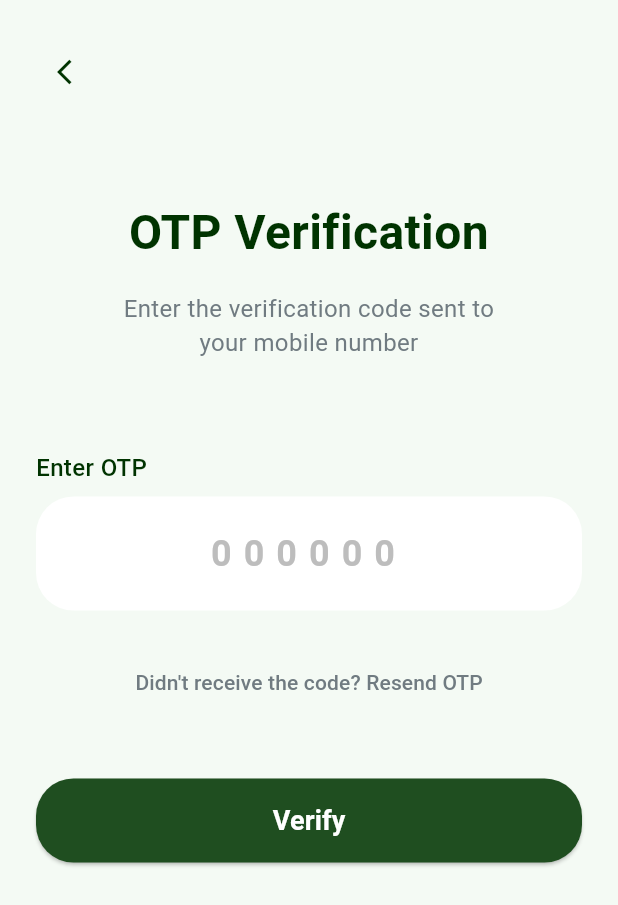
After one commit to SDGP-CS-09/BLOOM-APP, a Flutter app: the OTPVerificationScreen screen opened directly, on a phone screen of 412 x 824 dp. The commit adds this screen. Shown: the top 905 px of the screen. Run offline on Flutter 3.47's test engine with Material 3 defaults, Android fonts, the light colour scheme and no system bars; our stand-ins replace firebase_core, firebase_database, geolocator, image_picker, permission_handler, supabase_flutter and 1 more; accounts and stored records are empty.

Commit message:
Updated with OTP verifications

```diff
--- /dev/null
+++ b/bloom2/bloomiot/lib/auth/otp_verification.dart
@@ -0,0 +1,205 @@
+import 'package:flutter/material.dart';
+
+class OTPVerificationScreen extends StatefulWidget {
+  const OTPVerificationScreen({super.key});
+
+  @override
+  _OTPVerificationScreenState createState() => _OTPVerificationScreenState();
+}
+
+class _OTPVerificationScreenState extends State<OTPVerificationScreen> {
+  final _formKey = GlobalKey<FormState>();
+  final _otpController = TextEditingController();
+  bool _isLoading = false;
+
+  Future<void> _verifyOTP() async {
+    if (_formKey.currentState!.validate()) {
+      if (!mounted) return;
+      setState(() => _isLoading = true);
+
+      // TODO: Add your external API call here
+      // Example: await yourApiService.verifyOTP(_otpController.text.trim());
+
+      // Simulate API call delay
+      await Future.delayed(const Duration(seconds: 2));
+
+      if (!mounted) return;
+      setState(() => _isLoading = false);
+
+      // TODO: Handle API response and navigation
+      // If successful, navigate to home screen
+      // If error, show error message
+    }
+  }
+
+  Future<void> _resendOTP() async {
+    // TODO: Add your external API call to resend OTP
+    // Example: await yourApiService.resendOTP();
+
+    if (!mounted) return;
+    ScaffoldMessenger.of(context).showSnackBar(
+      const SnackBar(content: Text('OTP resent successfully')),
+    );
+  }
+
+  @override
+  Widget build(BuildContext context) {
+    return Scaffold(
+      backgroundColor: const Color(0xFFF4FAF4),
+      body: SafeArea(
+        child: SingleChildScrollView(
+          padding: const EdgeInsets.all(24.0),
+          child: Form(
+            key: _formKey,
+            child: Column(
+              crossAxisAlignment: CrossAxisAlignment.start,
+              children: [
+                // Back button
+                Row(
+                  children: [
+                    IconButton(
+                      onPressed: () => Navigator.pop(context),
+                      icon: const Icon(
+                        Icons.arrow_back_ios,
+                        color: Color(0xFF003300),
+                        size: 20,
+                      ),
+                    ),
+                  ],
+                ),
+
+                const SizedBox(height: 60),
+
+                // Center the title
+                Center(
+                  child: Column(
+                    children: [
+                      const Text(
+                        'OTP Verification',
+                        textAlign: TextAlign.center,
+                        style: TextStyle(
+                          fontSize: 32,
+                          fontWeight: FontWeight.bold,
+                          color: Color(0xFF003300),
+                        ),
+                      ),
+                      const SizedBox(height: 16),
+                      const Text(
+                        'Enter the verification code sent to\nyour mobile number',
+                        textAlign: TextAlign.center,
+                        style: TextStyle(
+                          fontSize: 16,
+                          color: Color(0xFF707B81),
+                        ),
+                      ),
+                    ],
+                  ),
+                ),
+
+                const SizedBox(height: 60),
+
+                // OTP Input Field
+                const Text(
+                  'Enter OTP',
+                  style: TextStyle(
+                    fontSize: 16,
+                    fontWeight: FontWeight.w500,
+                    color: Color(0xFF003300),
+                  ),
+                ),
+                const SizedBox(height: 8),
+
+                TextFormField(
+                  controller: _otpController,
+                  keyboardType: TextInputType.number,
+                  textAlign: TextAlign.center,
+                  style: const TextStyle(
+                    fontSize: 24,
+                    fontWeight: FontWeight.w600,
+                    letterSpacing: 8,
+                  ),
+                  maxLength: 6,
+                  decoration: InputDecoration(
+                    hintText: '000000',
+                    hintStyle: TextStyle(
+                      color: Colors.grey.shade400,
+                      letterSpacing: 8,
+                    ),
+                    filled: true,
+                    fillColor: Colors.white,
+                    border: OutlineInputBorder(
+                      borderRadius: BorderRadius.circular(25),
+                      borderSide: BorderSide.none,
+                    ),
+                    counterText: '',
+                    contentPadding: const EdgeInsets.symmetric(vertical: 20),
+                  ),
+                  validator: (value) {
+                    if (value == null || value.isEmpty) {
+                      return 'Please enter the OTP';
+                    }
+                    if (value.length != 6) {
+                      return 'OTP must be 6 digits';
+                    }
+                    return null;
+                  },
+                ),
+
+                const SizedBox(height: 24),
+
+                // Resend OTP
+                Center(
+                  child: TextButton(
+                    onPressed: _resendOTP,
+                    child: const Text(
+                      'Didn\'t receive the code? Resend OTP',
+                      style: TextStyle(
+                        color: Color(0xFF707B81),
+                        fontSize: 14,
+                      ),
+                    ),
+                  ),
+                ),
+
+                const SizedBox(height: 40),
+
+                // Verify Button
+                SizedBox(
+                  width: double.infinity,
+                  height: 56,
+                  child: ElevatedButton(
+                    onPressed: _isLoading ? null : _verifyOTP,
+                    style: ElevatedButton.styleFrom(
+                      backgroundColor: const Color(0xFF1F4E20),
+                      shape: RoundedRectangleBorder(
+                        borderRadius: BorderRadius.circular(25),
+                      ),
+                    ),
+                    child: _isLoading
+                        ? const CircularProgressIndicator(color: Colors.white)
+                        : const Text(
+                            'Verify',
+                            style: TextStyle(
+                              fontSize: 18,
+                              color: Colors.white,
+                              fontWeight: FontWeight.w600,
+                            ),
+                          ),
+                  ),
+                ),
+
+                const SizedBox(height: 32),
+              ],
+            ),
+          ),
+        ),
+      ),
+    );
+  }
+
+  @override
+  void dispose() {
+    _otpController.dispose();
+    super.dispose();
+  }
+}
```
Also changed, not shown: bloom2/bloomiot/lib/auth/signup_screen.dart (+74 -59 lines), bloom2/bloomiot/lib/mainscreens/settings_screen.dart (+107 -40 lines).
